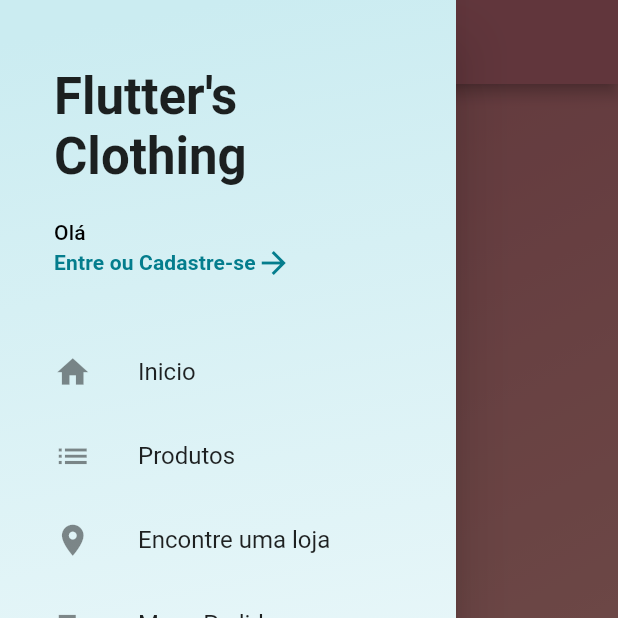
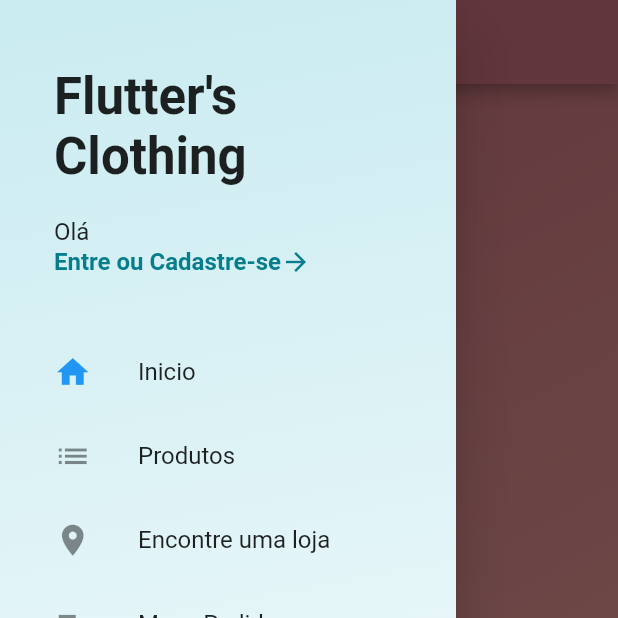
Before and after one commit to josechagas/LearningFlutter, a Flutter app: the screen it shows after launch, with the side drawer open, on a phone screen of 412 x 824 dp, the top half of it. Run offline on Flutter 3.47's test engine with Material 2 defaults, Android fonts, the phone set to English and light mode, and no system bars; our stand-ins replace cloud_firestore, firebase_auth, firebase_storage, google_sign_in, image_picker, share and 2 more; accounts and stored records are empty; generated files the repository leaves out were written again.

```diff
--- a/virtual_store/lib/router.dart
+++ b/virtual_store/lib/router.dart
@@ -2,6 +2,7 @@ import 'package:flutter/cupertino.dart';
 import 'package:flutter/material.dart';
 import 'package:virtual_store/ui/home_tab.dart';
 import 'package:virtual_store/ui/my_home_page.dart';
+import 'package:virtual_store/ui/products_tab.dart';
 
 abstract class Router {
   Route<dynamic> generateRoute(RouteSettings settings);
@@ -10,12 +11,18 @@ abstract class Router {
 class DrawerRouter implements Router {
   static const String homePage = '/';
   static const String homePage2 = '/homePage2';
+  static const String products = '/products';
   @override
   Route generateRoute(RouteSettings settings) {
     switch (settings.name){
       case homePage: {
         return MaterialPageRoute(
           builder: (context) => HomeTab(),
+        );
+      }
+      case products: {
+        return MaterialPageRoute(
+          builder: (context) => ProductsTab(),
         );
       }
       case homePage2: {
--- /dev/null
+++ b/virtual_store/lib/ui/custom_drawer.dart
@@ -0,0 +1,139 @@
+import 'package:flutter/material.dart';
+import 'package:virtual_store/router.dart';
+
+typedef OnDrawerOptionSelected = Function(DrawerOption);
+
+enum DrawerOption { homePage, products, findStore, myOrders }
+
+class CustomDrawer extends StatelessWidget {
+
+  CustomDrawer({Key key,@required this.selectedOption, @required this.didSelectOption}):super(key: key);
+
+  final OnDrawerOptionSelected didSelectOption;
+  final DrawerOption selectedOption;
+
+
+  @override
+  Widget build(BuildContext context) {
+    final boxDecoration = BoxDecoration(
+      gradient: LinearGradient(
+        colors: [
+          Color.fromARGB(255, 203, 236, 241),
+          Colors.white,
+        ],
+        begin: Alignment.topCenter,
+        end: Alignment.bottomRight,
+      ),
+    );
+
+    final drawer = Drawer(
+      child: Container(
+        decoration: boxDecoration,
+        child: _buildDrawerListItems(context),
+      ),
+    );
+
+    return drawer;
+  }
+
+  Widget _buildDrawerListItems(BuildContext context) {
+    return ListView(
+      padding: EdgeInsets.all(20),
+      children: <Widget>[
+        Padding(
+          padding: EdgeInsets.symmetric(vertical: 20, horizontal: 0),
+          child: _buildDrawerHeader(context),
+        ),
+        _buildDrawerOptionItem(
+          context,
+          option: DrawerOption.homePage,
+          title: 'Inicio',
+          icon: Icons.home,
+        ),
+        _buildDrawerOptionItem(
+          context,
+          option: DrawerOption.products,
+          title: 'Produtos',
+          icon: Icons.list,
+        ),
+        _buildDrawerOptionItem(
+          context,
+          option: DrawerOption.findStore,
+          title: 'Encontre uma loja',
+          icon: Icons.location_on,
+        ),
+        _buildDrawerOptionItem(
+          context,
+          option: DrawerOption.myOrders,
+          title: 'Meus Pedidos',
+          icon: Icons.playlist_add_check,
+        ),
+      ],
+    );
+  }
+
+  Widget _buildDrawerOptionItem(BuildContext context,
+      {DrawerOption option, String title, IconData icon}) {
+
+    return ListTile(
+      selected: option == selectedOption,
+      title:  Text(
+        title,
+        style: Theme.of(context).textTheme.subhead,
+      ),
+      leading: Icon(
+        icon,
+        size: 25,
+      ),
+      onTap: () {
+        didSelectOption(option);
+      },
+    );
+
+  }
+
+  Widget _buildDrawerHeader(BuildContext context) {
+    /*return DrawerHeader(
+      child: ,
+    );*/
+    final col = Column(
+      crossAxisAlignment: CrossAxisAlignment.start,
+      children: <Widget>[
+        ListTile(
+          title: Text(
+            "Flutter's\nClothing",
+            style: TextStyle(
+              fontSize: 34,
+              fontWeight: FontWeight.bold,
+            ),
+          ),
+        ),
+        ListTile(
+          title: Text(
+            'Olá',
+            style: Theme.of(context).textTheme.subhead,
+          ),
+          subtitle: Row(
+            mainAxisAlignment: MainAxisAlignment.start,
+            mainAxisSize: MainAxisSize.min,
+            children: <Widget>[
+              Text(
+                'Entre ou Cadastre-se',
+                style: Theme.of(context).textTheme.subhead.copyWith(
+                    color: Theme.of(context).primaryColor,
+                    fontWeight: FontWeight.bold),
+              ),
+              Icon(
+                Icons.arrow_forward,
+                color: Theme.of(context).primaryColor,
+                size: 20,
+              ),
+            ],
+          ),
+        )
+      ],
+    );
+
+    return col;
+  }
+}
--- a/virtual_store/lib/ui/home_tab.dart
+++ b/virtual_store/lib/ui/home_tab.dart
@@ -2,6 +2,7 @@ import 'package:cloud_firestore/cloud_firestore.dart';
 import 'package:flutter/material.dart';
 import 'package:flutter_staggered_grid_view/flutter_staggered_grid_view.dart';
 import 'package:transparent_image/transparent_image.dart';
+import 'package:virtual_store/ui/load_info_widget.dart';
 
 class HomeTab extends StatelessWidget {
   @override
@@ -38,28 +39,10 @@ class HomeTab extends StatelessWidget {
     }
 
     if (snapshot.hasData && !snapshot.hasError) {
-      print(snapshot.data.documents.length);
       return _buildStaggeredGrid(snapshot.data.documents);
     } else {
-      return Center(
-        child: Column(
-          mainAxisSize: MainAxisSize.min,
-          children: <Widget>[
-            Text(
-              snapshot.hasError ? 'Ocorreu um erro!!!' : 'Nada por aqui!!',
-              style: Theme.of(context).textTheme.title,
-            ),
-            SizedBox(
-              height: 10,
-            ),
-            MaterialButton(
-              child: Text(
-                'Recarregar',
-              ),
-              onPressed: () {},
-            )
-          ],
-        ),
+      return LoadInfoWidget(
+        hasError: snapshot.hasError,
       );
     }
   }
--- a/virtual_store/lib/ui/my_home_page.dart
+++ b/virtual_store/lib/ui/my_home_page.dart
@@ -1,21 +1,35 @@
 import 'package:flutter/material.dart';
 import 'package:virtual_store/router.dart';
+import 'package:virtual_store/ui/custom_drawer.dart';
 
-class MyHomePage extends StatelessWidget {
+class MyHomePage extends StatefulWidget {
+  @override
+  _MyHomePageState createState() => _MyHomePageState();
+}
+
+class _MyHomePageState extends State<MyHomePage> {
   final navigatorKey = GlobalKey<NavigatorState>();
   final router = DrawerRouter();
-  ValueNotifier<int> currentDrawerItem = ValueNotifier(0);
+  ValueNotifier<DrawerOption> currentDrawerItem = ValueNotifier(DrawerOption.homePage);
 
   @override
   Widget build(BuildContext context) {
     return Scaffold(
-      drawer: _buildDrawer(context),
+      drawer: ValueListenableBuilder(
+        valueListenable: currentDrawerItem,
+        builder: (context, value, child) {
+          return CustomDrawer(
+            selectedOption: value,
+            didSelectOption: (option) => _onDrawerOptionSelected(option),
+          );
+        },
+      ),
       appBar: AppBar(
         backgroundColor: Color.fromARGB(255, 211, 118, 130),
         centerTitle: true,
         title: ValueListenableBuilder(
           valueListenable: currentDrawerItem,
-          builder: (BuildContext context, int value, Widget child) {
+          builder: (BuildContext context, DrawerOption value, Widget child) {
             return Text(
               appBarTitleForSelectedDrawer(value),
             );
@@ -26,126 +40,6 @@ class MyHomePage extends StatelessWidget {
     );
   }
 
-  Widget _buildDrawer(BuildContext context) {
-    final boxDecoration = BoxDecoration(
-      gradient: LinearGradient(
-        colors: [
-          Color.fromARGB(255, 203, 236, 241),
-          Colors.white,
-        ],
-        begin: Alignment.topCenter,
-        end: Alignment.bottomRight,
-      ),
-    );
-
-    final drawer = Drawer(
-      child: Container(
-        decoration: boxDecoration,
-        child: _buildDrawerListItems(context),
-      ),
-    );
-
-    return drawer;
-  }
-
-  Widget _buildDrawerListItems(BuildContext context){
-    return ListView(
-      padding: EdgeInsets.all(20),
-      children: <Widget>[
-        Padding(
-          padding: EdgeInsets.symmetric(vertical: 20, horizontal: 0),
-          child: _buildDrawerHeader(context),
-        ),
-        _buildDrawerOptionItem(
-          context,
-          title: 'Inicio',
-          icon: Icons.home,
-          onTap: ()=>_goToHome(context),
-        ),
-        _buildDrawerOptionItem(
-          context,
-          title: 'Produtos',
-          icon: Icons.list,
-          onTap: ()=>_goToProducts(context),
-        ),
-        _buildDrawerOptionItem(
-          context,
-          title: 'Encontre uma loja',
-          icon: Icons.location_on,
-          onTap: ()=>_goToFindAStore(context),
-        ),
-        _buildDrawerOptionItem(
-          context,
-          title: 'Meus Pedidos',
-          icon: Icons.playlist_add_check,
-          onTap: ()=>_goToMyOrders(context),
-        ),
-      ],
-    );
-  }
-
-  Widget _buildDrawerOptionItem(
-      BuildContext context,
-  {String title, IconData icon, Function onTap}
-      ){
-    return ListTile(
-      title: Text(
-        title,
-        style: Theme.of(context).textTheme.subhead,
-      ),
-      leading: Icon(
-        icon,
-        size: 25,
-      ),
-      onTap: onTap,
-    );
-  }
-
-  Widget _buildDrawerHeader(BuildContext context) {
-    /*return DrawerHeader(
-      child: ,
-    );*/
-    final col = Column(
-      crossAxisAlignment: CrossAxisAlignment.start,
-      children: <Widget>[
-        ListTile(
-          title: Text(
-            "Flutter's\nClothing",
-            style: TextStyle(
-              fontSize: 34,
-              fontWeight: FontWeight.bold,
-            ),
-          ),
-        ),
-        ListTile(
-          title: Text(
-            'Olá',
-            style: Theme.of(context).textTheme.subtitle,
-          ),
-          subtitle: Row(
-            mainAxisAlignment: MainAxisAlignment.start,
-            mainAxisSize: MainAxisSize.min,
-            children: <Widget>[
-              Text(
-                'Entre ou Cadastre-se',
-                style: Theme.of(context).textTheme.subtitle.copyWith(
-                    color: Theme.of(context).primaryColor,
-                  fontWeight: FontWeight.bold
-                ),
-              ),
-              Icon(
-                Icons.arrow_forward,
-                  color: Theme.of(context).primaryColor,
-              ),
-            ],
-          ),
-        )
-      ],
-    );
-
-    return col;
-  }
-
   Widget _buildDrawerNavigator(BuildContext context) {
     return Navigator(
       key: navigatorKey,
@@ -154,99 +48,55 @@ class MyHomePage extends StatelessWidget {
     );
   }
 
+  void _onDrawerOptionSelected(DrawerOption option) {
+    switch (option) {
+      case DrawerOption.homePage:
+        _goToHome(context);
+        break;
+      case DrawerOption.myOrders:
+        _goToMyOrders(context);
+        break;
+      case DrawerOption.findStore:
+        _goToFindAStore(context);
+        break;
+      case DrawerOption.products:
+        _goToProducts(context);
+        break;
+    }
+  }
+
   void _goToHome(BuildContext context) {
-    currentDrawerItem.value = 0;
-    navigatorKey.currentState.pushNamed(DrawerRouter.homePage);
+    currentDrawerItem.value = DrawerOption.homePage;
+    navigatorKey.currentState.pushReplacementNamed(DrawerRouter.homePage);
     Navigator.of(context).pop();
   }
 
   void _goToProducts(BuildContext context) {
-    currentDrawerItem.value = 1;
-    navigatorKey.currentState.pushNamed(DrawerRouter.homePage2);
+    currentDrawerItem.value = DrawerOption.products;
+    navigatorKey.currentState.pushReplacementNamed(DrawerRouter.products);
     Navigator.of(context).pop();
   }
 
   void _goToFindAStore(BuildContext context) {
-    currentDrawerItem.value = 2;
-    //navigatorKey.currentState.pushNamed(DrawerRouter.homePage2);
-    Navigator.of(context).pop();
+    currentDrawerItem.value = DrawerOption.findStore;
+    //navigatorKey.currentState.pushReplacementNamed(DrawerRouter.homePage2);
+    //Navigator.of(context).pop();
   }
 
   void _goToMyOrders(BuildContext context) {
-    currentDrawerItem.value = 3;
-    //navigatorKey.currentState.pushNamed(DrawerRouter.homePage2);
-    Navigator.of(context).pop();
+    currentDrawerItem.value = DrawerOption.myOrders;
+    //navigatorKey.currentState.pushReplacementNamed(DrawerRouter.homePage2);
+    //Navigator.of(context).pop();
   }
 
-  void _onSignInButtonPressed(){
-
-  }
-
-  String appBarTitleForSelectedDrawer(int item) {
+  String appBarTitleForSelectedDrawer(DrawerOption item) {
     switch (item) {
-      case 0:
+      case DrawerOption.homePage:
         return 'Novidades';
-      case 1:
-        return 'Home Page 2';
+      case DrawerOption.products:
+        return 'Produtos';
       default:
         return "Flutter's Clothing";
     }
   }
-
-  /*
-  Widget _buildNestedScrollViewBody(BuildContext context) {
-    return CustomScrollView(
-      slivers: <Widget>[
-        SliverAppBar(
-          floating: true,
-          snap: true,
-          backgroundColor: Color.fromARGB(255, 211, 118, 130),
-          elevation: 0,
-          flexibleSpace: FlexibleSpaceBar(
-            title: ValueListenableBuilder(
-              valueListenable: currentDrawerItem,
-              builder: (BuildContext context, int value, Widget child) {
-                return Text(
-                  appBarTitleForSelectedDrawer(value),
-                );
-              },
-            ),
-            centerTitle: true,
-          ),
-        ),
-        SliverToBoxAdapter(
-          child:LimitedBox(
-            maxHeight: MediaQuery.of(context).size.height,
-            maxWidth: MediaQuery.of(context).size.width,
-            child: _buildDrawerNavigator(context),
-          ),
-        )
-      ],
-    );
-    return NestedScrollView(
-      headerSliverBuilder: (BuildContext context, bool innerBoxIsScrolled){
-        return [
-          SliverAppBar(
-            floating: true,
-            snap: true,
-            backgroundColor: Color.fromARGB(255, 211, 118, 130),
-            elevation: 0,
-            flexibleSpace: FlexibleSpaceBar(
-              title: ValueListenableBuilder(
-                valueListenable: currentDrawerItem,
-                builder: (BuildContext context, int value, Widget child) {
-                  return Text(
-                    appBarTitleForSelectedDrawer(value),
-                  );
-                },
-              ),
-              centerTitle: true,
-            ),
-          )
-        ];
-      },
-      body: _buildDrawerNavigator(context),
-    );
-  }
-*/
 }
```
Also changed, not shown: virtual_store/lib/ui/load_info_widget.dart (added, +32 -0 lines), virtual_store/lib/ui/products_tab.dart (added, +39 -0 lines).
